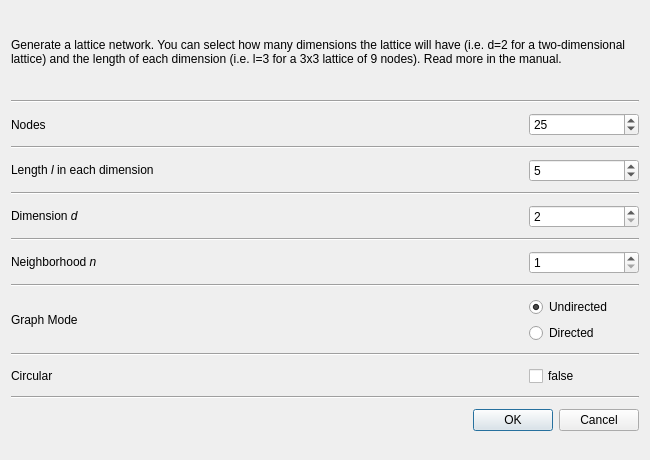
Qt form src/forms/dialograndlattice.ui (socnetv/app) before a commit.
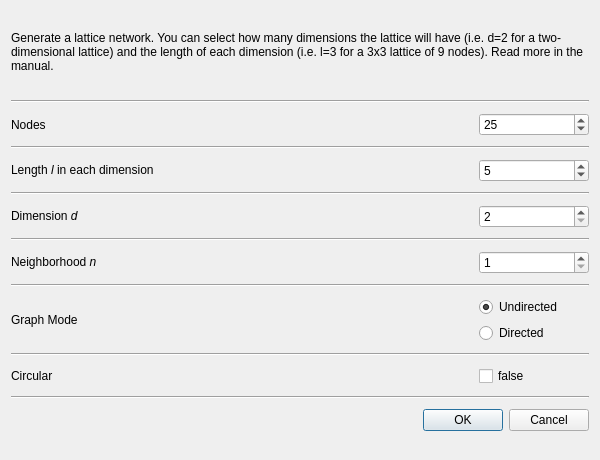
The same form after that commit.

Patch:
```diff
--- a/src/forms/dialograndlattice.ui
+++ b/src/forms/dialograndlattice.ui
@@ -6,7 +6,7 @@
    <rect>
     <x>0</x>
     <y>0</y>
-    <width>650</width>
+    <width>600</width>
     <height>460</height>
    </rect>
   </property>
@@ -18,16 +18,10 @@
   </property>
   <property name="minimumSize">
    <size>
-    <width>650</width>
+    <width>600</width>
     <height>460</height>
    </size>
   </property>
-  <property name="maximumSize">
-   <size>
-    <width>800</width>
-    <height>600</height>
-   </size>
-  </property>
   <property name="windowTitle">
    <string>Lattice network generator</string>
   </property>
```
Left out of the diff: 26 changed lines with no effect on the pictures.
